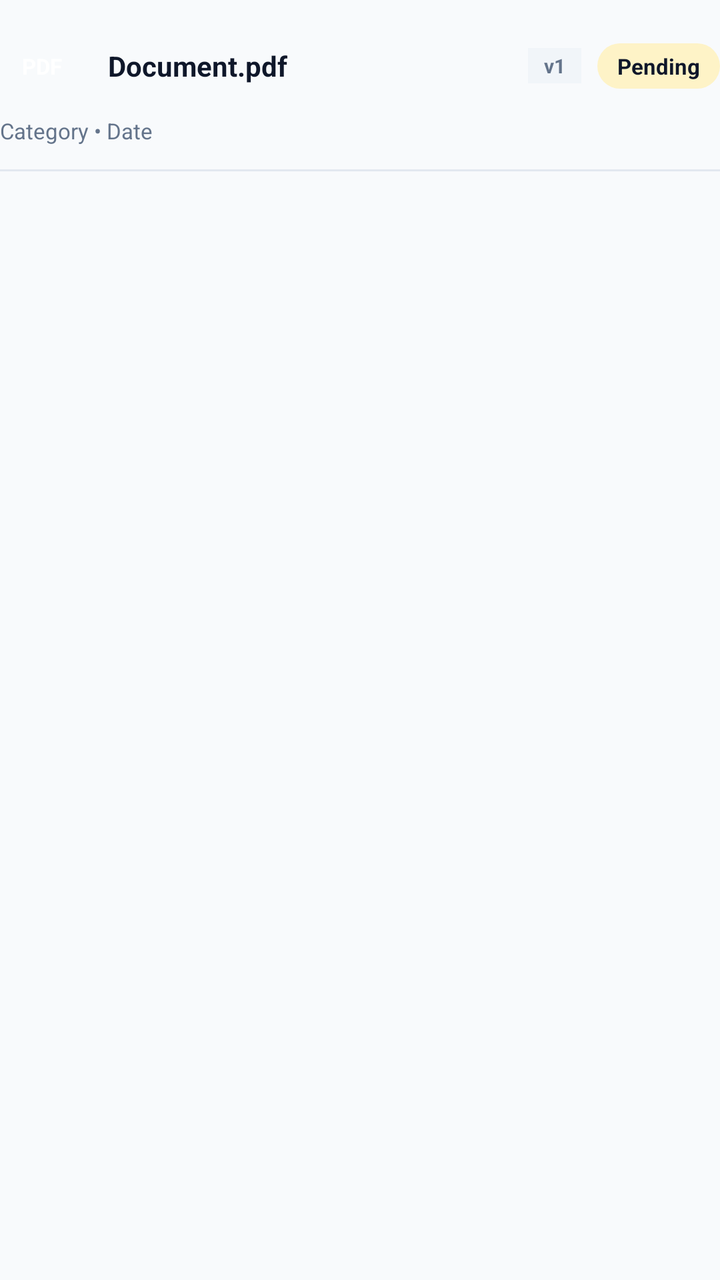
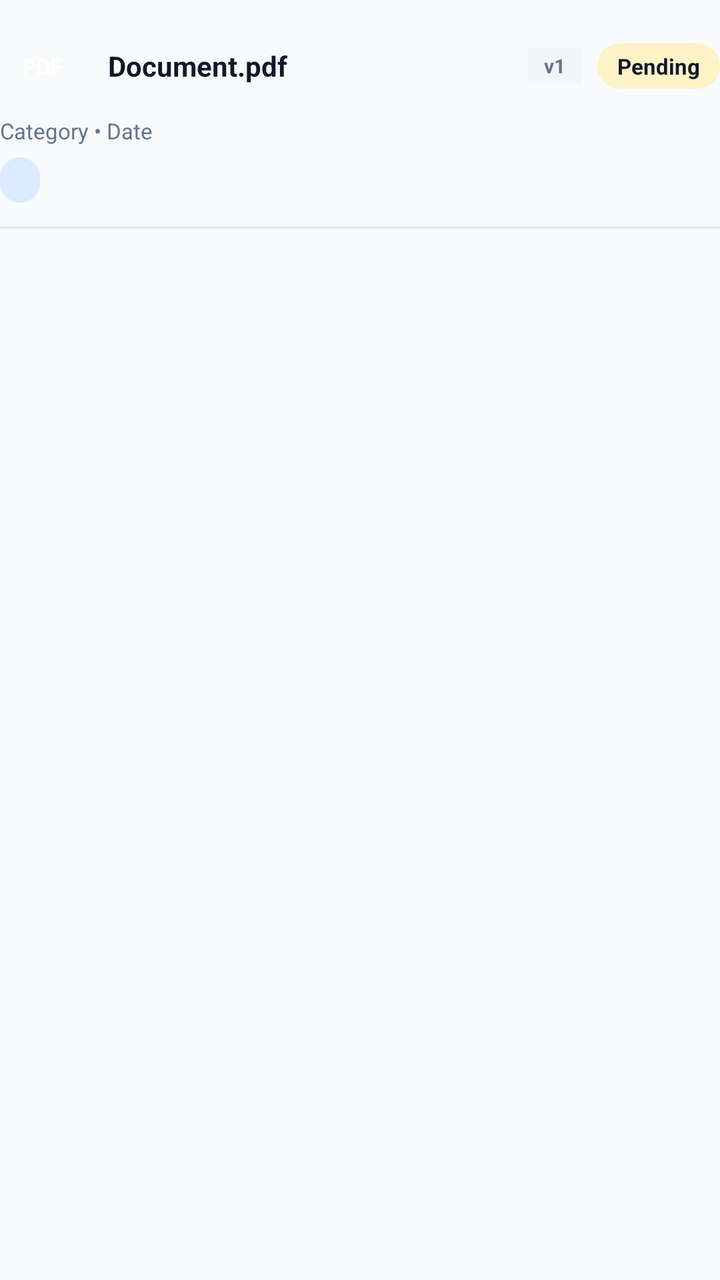

An Android layout rendered at two revisions. The XML below is the earlier revision; the diff shows what the commit changed to produce the second picture.
<!-- AndroidManifest.xml: application theme Theme.ApexLedger -->
<!-- res/layout/item_document_row.xml -->
<?xml version="1.0" encoding="utf-8"?>
<LinearLayout xmlns:android="http://schemas.android.com/apk/res/android"
    android:layout_width="match_parent"
    android:layout_height="wrap_content"
    android:orientation="vertical"
    android:paddingVertical="12dp">

    <LinearLayout
        android:layout_width="match_parent"
        android:layout_height="wrap_content"
        android:orientation="horizontal"
        android:gravity="center_vertical">

        <TextView
            android:id="@+id/tvFileType"
            android:layout_width="42dp"
            android:layout_height="42dp"
            android:gravity="center"
            android:text="PDF"
            android:textColor="@color/on_primary"
            android:textStyle="bold"
            android:textSize="11sp"
            android:layout_marginEnd="12dp" />

        <TextView
            android:id="@+id/tvDocName"
            android:layout_width="0dp"
            android:layout_weight="1"
            android:layout_height="wrap_content"
            android:text="Document.pdf"
            android:textColor="@color/navy"
            android:textStyle="bold"
            android:textSize="14sp" />

        <TextView
            android:id="@+id/tvVersionBadge"
            android:layout_width="wrap_content"
            android:layout_height="wrap_content"
            android:text="v1"
            android:textSize="10sp"
            android:textStyle="bold"
            android:textColor="@color/gray_500"
            android:background="@color/gray_100"
            android:paddingHorizontal="8dp"
            android:paddingVertical="2dp"
            android:layout_marginEnd="8dp" />

        <TextView
            android:id="@+id/tvDocStatus"
            android:layout_width="wrap_content"
            android:layout_height="wrap_content"
            android:text="Pending"
            android:textSize="11sp"
            android:textStyle="bold"
            android:textColor="@color/navy"
            android:background="@drawable/badge_status_pending"
            android:paddingHorizontal="10dp"
            android:paddingVertical="4dp" />

    </LinearLayout>

    <TextView
        android:id="@+id/tvDocMeta"
        android:layout_width="wrap_content"
        android:layout_height="wrap_content"
        android:text="Category • Date"
        android:textColor="@color/gray_500"
        android:textSize="11sp"
        android:layout_marginTop="4dp" />

    <View
        android:layout_width="match_parent"
        android:layout_height="1dp"
        android:background="@color/gray_200"
        android:layout_marginTop="12dp" />

</LinearLayout>
<!-- resources referenced by this layout -->
<resources>
  <color name="gray_100">#F1F5F9</color>
  <color name="gray_200">#E2E8F0</color>
  <color name="gray_500">#64748B</color>
  <color name="navy">#0F172A</color>
  <color name="on_primary">#FFFFFF</color>
  <!-- drawable badge_status_pending (drawable) -->
  <?xml version="1.0" encoding="utf-8"?>
  <shape xmlns:android="http://schemas.android.com/apk/res/android" android:shape="rectangle">
      <corners android:radius="20dp" />
      <solid android:color="#FEF3C7" />
  </shape>
  <style name="Theme.ApexLedger" parent="Theme.MaterialComponents.DayNight.NoActionBar">
          <item name="colorPrimary">@color/primary</item>
          <item name="colorPrimaryDark">@color/primary_dark</item>
          <item name="colorAccent">@color/success</item>
          <item name="android:windowBackground">@color/background</item>
          <item name="android:statusBarColor">@color/status_bar</item>
          <item name="android:navigationBarColor">@color/white</item>
      </style>
  <color name="primary">#2563EB</color>
  <color name="primary_dark">#1D4ED8</color>
  <color name="success">#16A34A</color>
  <color name="background">@color/gray_50</color>
  <color name="status_bar">#0F172A</color>
  <color name="white">#FFFFFF</color>
  <color name="gray_50">#F8FAFC</color>
</resources>

<!-- the commit's change to res/layout/item_document_row.xml (unified diff, before → after) -->
@@ -68,6 +68,19 @@
         android:textSize="11sp"
         android:layout_marginTop="4dp" />
 
+    <TextView
+        android:id="@+id/tvDocAccountant"
+        android:layout_width="wrap_content"
+        android:layout_height="wrap_content"
+        android:textColor="@color/primary"
+        android:textStyle="bold"
+        android:textSize="11sp"
+        android:background="@drawable/bg_pill_blue"
+        android:paddingHorizontal="10dp"
+        android:paddingVertical="4dp"
+        android:layout_marginTop="6dp" />
+
+
     <View
         android:layout_width="match_parent"
         android:layout_height="1dp"
<!-- resource entries referenced after the edit -->
@@ -11,8 +11,15 @@
       <corners android:radius="20dp" />
       <solid android:color="#FEF3C7" />
   </shape>
+  <!-- drawable bg_pill_blue (drawable) -->
+  <?xml version="1.0" encoding="utf-8"?>
+  <shape xmlns:android="http://schemas.android.com/apk/res/android" android:shape="rectangle">
+      <corners android:radius="20dp" />
+      <solid android:color="#DBEAFE" />
+  </shape>
   <style name="Theme.ApexLedger" parent="Theme.MaterialComponents.DayNight.NoActionBar">
           <item name="colorPrimary">@color/primary</item>
+          <item name="colorOnPrimary">@color/on_primary</item>
           <item name="colorPrimaryDark">@color/primary_dark</item>
           <item name="colorAccent">@color/success</item>
           <item name="android:windowBackground">@color/background</item>
